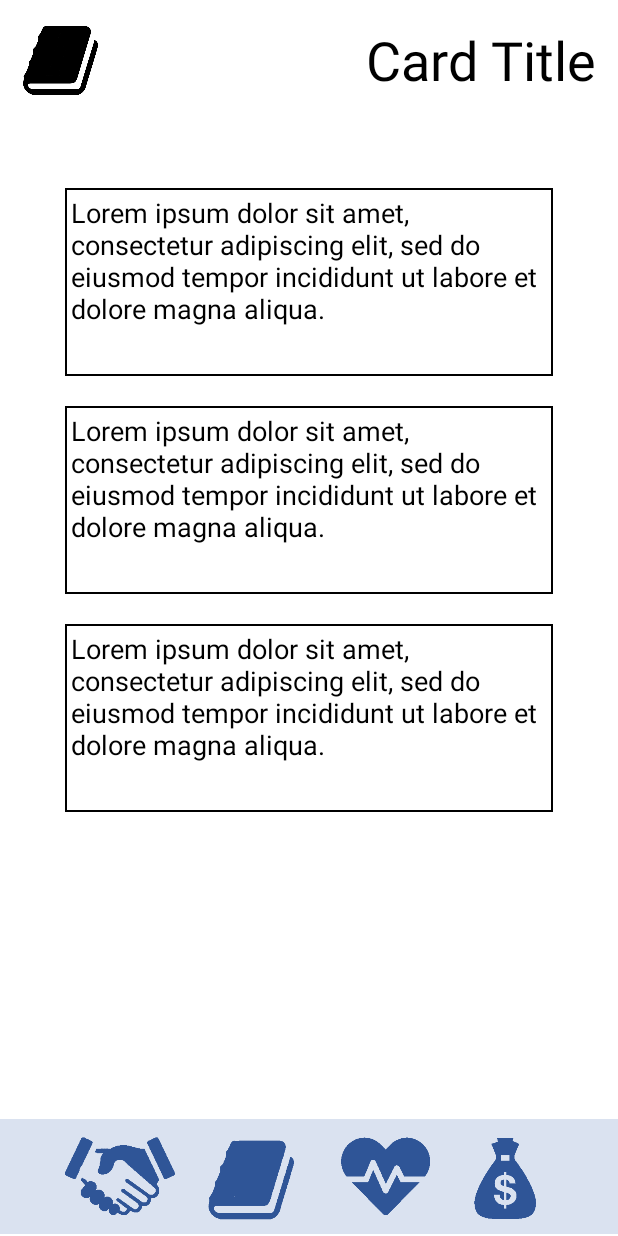
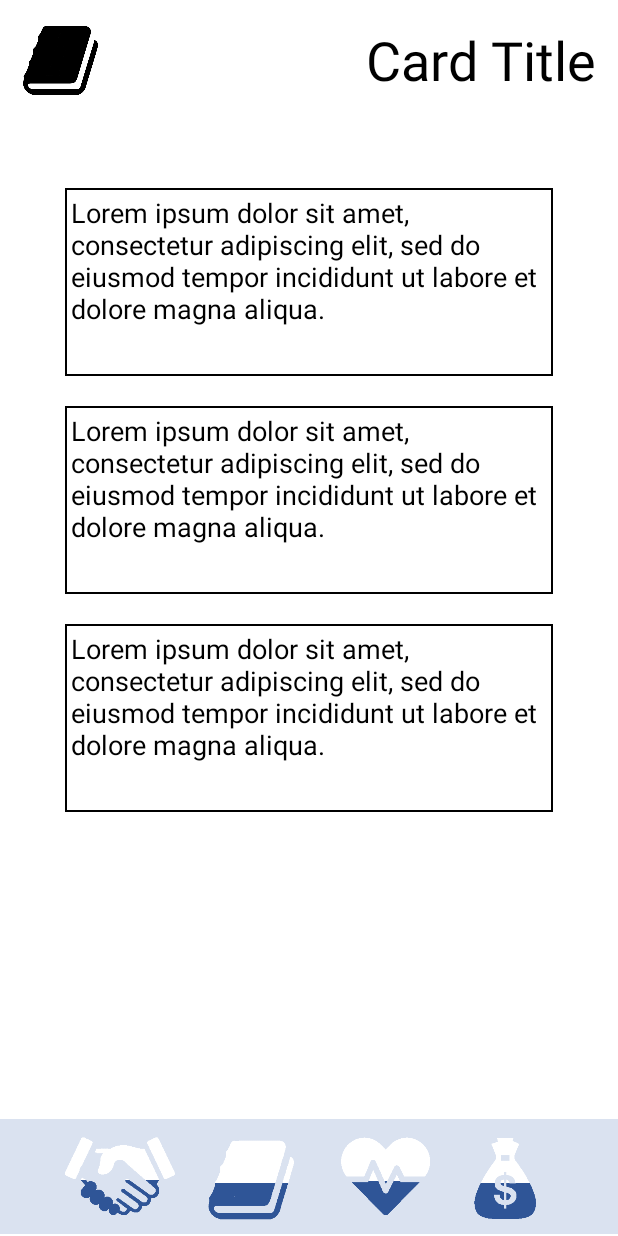
Before and after one commit to phydesmith/Adulting, an Android app: the ChoiceScreen screen opened directly, with no data from a screen before it, on a phone screen of 412 x 824 dp. Run offline under Robolectric (Android 15) with nearby library versions, the phone set to English and light mode, and no system bars; our stand-ins replace Room's generated code; 1 statement that could not run was skipped.

Commit message:
score before choice reflected in choice screen

```diff
--- a/app/src/main/java/com/example/adulting/ChoiceScreen.kt
+++ b/app/src/main/java/com/example/adulting/ChoiceScreen.kt
@@ -88,10 +88,12 @@ class ChoiceScreen : AppCompatActivity() {
         * Game Logic
         *----------------------------------------------------------------
         */
+
         // put responses in correct places
         id = getIntent().getIntExtra("cardId", 0)
         cardViewModel = ViewModelProviders.of(this).get(CardViewModel::class.java) // from tutorial
 
+        observeScore(cardViewModel)
         populateResponses()
 
         // player object
@@ -153,6 +155,22 @@ class ChoiceScreen : AppCompatActivity() {
         })
     }
 
+    fun observeScore(cardViewModel: CardViewModel) {
+        System.out.println("Observing Score");
+        // Observe the Score
+        val observer = Observer<List<Player>> {
+            System.out.println("YEET Choice Screen score observer " + it.get(it.size-1))
+
+            updateCatValues(it.get(0).relationship, 'R');
+            updateCatValues(it.get(0).education, 'E');
+            updateCatValues(it.get(0).health, 'H');
+            updateCatValues(it.get(0).wealth, 'W');
+
+
+        }
+        cardViewModel.players.observe(this, observer)
+    }
+
     private fun updateCatValues(updateValue: Int, catToUpdate: Char) {
         lateinit var valueToUpdate : ImageView
         when (catToUpdate) {
@@ -162,7 +180,7 @@ class ChoiceScreen : AppCompatActivity() {
             'W' -> valueToUpdate = valueWealth
         }
 
-        var oldHeight = pxToDp(valueToUpdate.layoutParams.height) + updateValue
+        var oldHeight = updateValue //pxToDp(valueToUpdate.layoutParams.height) + updateValue
 
         Log.i("Preston", "Math Starts Here: $oldHeight")
         when {
```
